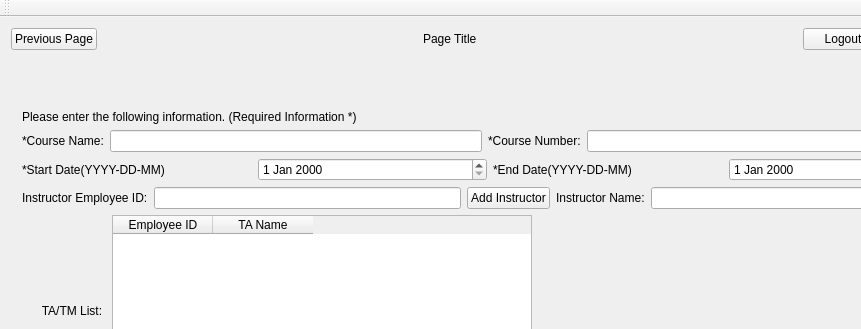
The window that src/streamlinedgradingsystem.ui (ijh165/StreamlinedGradingSystem) describes before a commit, drawn with Qt 5; both pictures show x 0 to 861 and y 0 to 329 of the 980 by 744 pixel window.
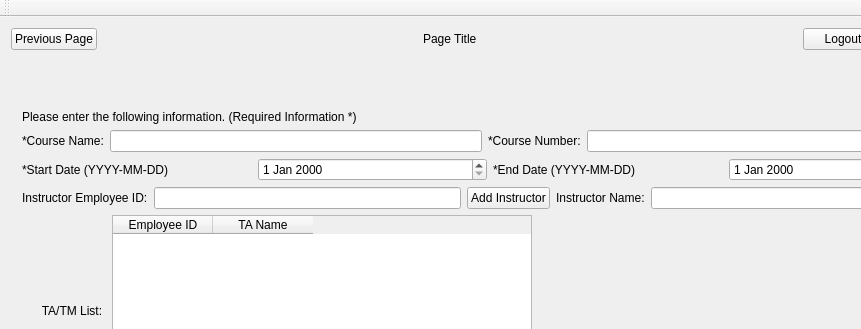
The same window after the commit. The open tabs and pages were chosen to show the change.

The edit to the form file:
```diff
--- a/src/streamlinedgradingsystem.ui
+++ b/src/streamlinedgradingsystem.ui
@@ -1193,7 +1193,7 @@
                 <item>
                  <widget class="QLabel" name="label_27">
                   <property name="text">
-                   <string>*Start Date(YYYY-DD-MM)</string>
+                   <string>*Start Date (YYYY-MM-DD)</string>
                   </property>
                  </widget>
                 </item>
@@ -1203,7 +1203,7 @@
                 <item>
                  <widget class="QLabel" name="label_28">
                   <property name="text">
-                   <string>*End Date(YYYY-DD-MM)</string>
+                   <string>*End Date (YYYY-MM-DD)</string>
                   </property>
                  </widget>
                 </item>
```
